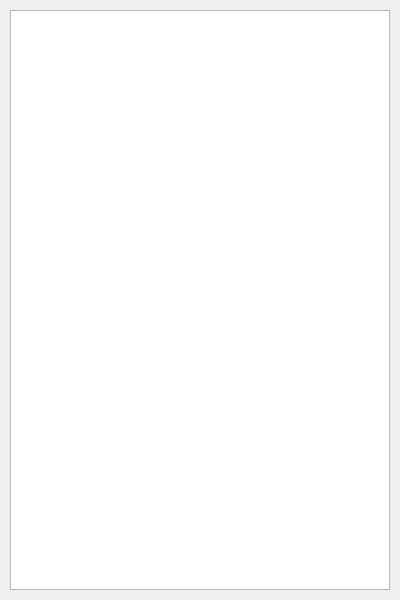
Above: forms/roommenuwindow.ui from joaogerliandro/SimpleNetworkClient before the change. Below: the same form after it.
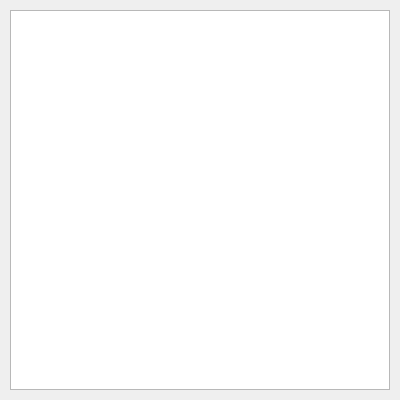
That is the form after the change.

Commit message: refactor - changing some things in window layout

What changed in the file:
```diff
--- a/forms/roommenuwindow.ui
+++ b/forms/roommenuwindow.ui
@@ -7,19 +7,19 @@
     <x>0</x>
     <y>0</y>
     <width>400</width>
-    <height>600</height>
+    <height>400</height>
    </rect>
   </property>
   <property name="minimumSize">
    <size>
     <width>400</width>
-    <height>600</height>
+    <height>400</height>
    </size>
   </property>
   <property name="maximumSize">
    <size>
     <width>400</width>
-    <height>600</height>
+    <height>400</height>
    </size>
   </property>
   <property name="windowTitle">
@@ -39,7 +39,14 @@
     <number>10</number>
    </property>
    <item>
-    <widget class="QListWidget" name="RoomList"/>
+    <widget class="QListWidget" name="RoomList">
+     <property name="horizontalScrollBarPolicy">
+      <enum>Qt::ScrollBarAlwaysOff</enum>
+     </property>
+     <property name="sizeAdjustPolicy">
+      <enum>QAbstractScrollArea::AdjustToContents</enum>
+     </property>
+    </widget>
    </item>
   </layout>
  </widget>
```
The commit also changes 4 other files.
